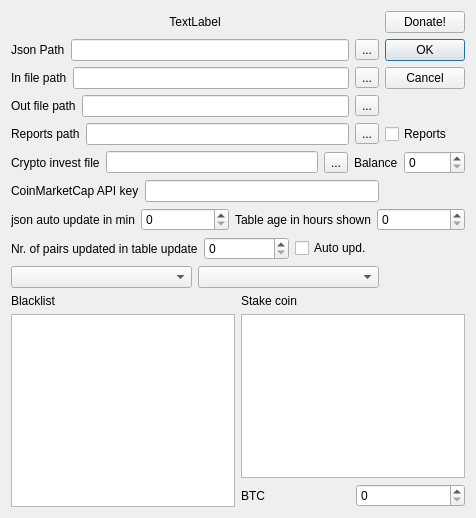
Qt form settingsdialog.ui (QTinman/CoinBrowser) before a commit.
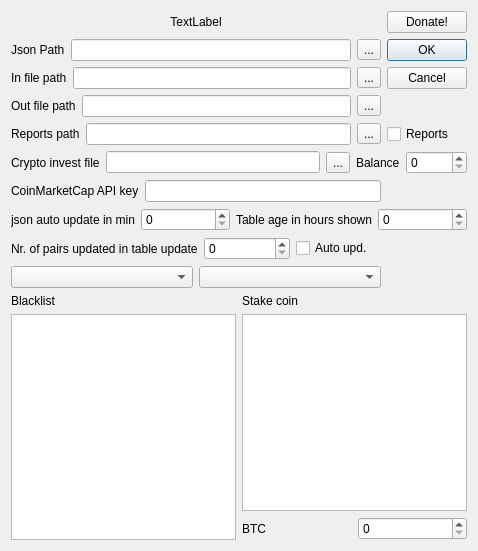
The same form after that commit. Icons and pictures are not drawn.

What changed in the file:
```diff
--- a/settingsdialog.ui
+++ b/settingsdialog.ui
@@ -6,8 +6,8 @@
    <rect>
     <x>0</x>
     <y>0</y>
-    <width>476</width>
-    <height>518</height>
+    <width>478</width>
+    <height>551</height>
    </rect>
   </property>
   <property name="windowTitle">
```
Left out of the diff: 202 changed lines with no effect on the pictures.
